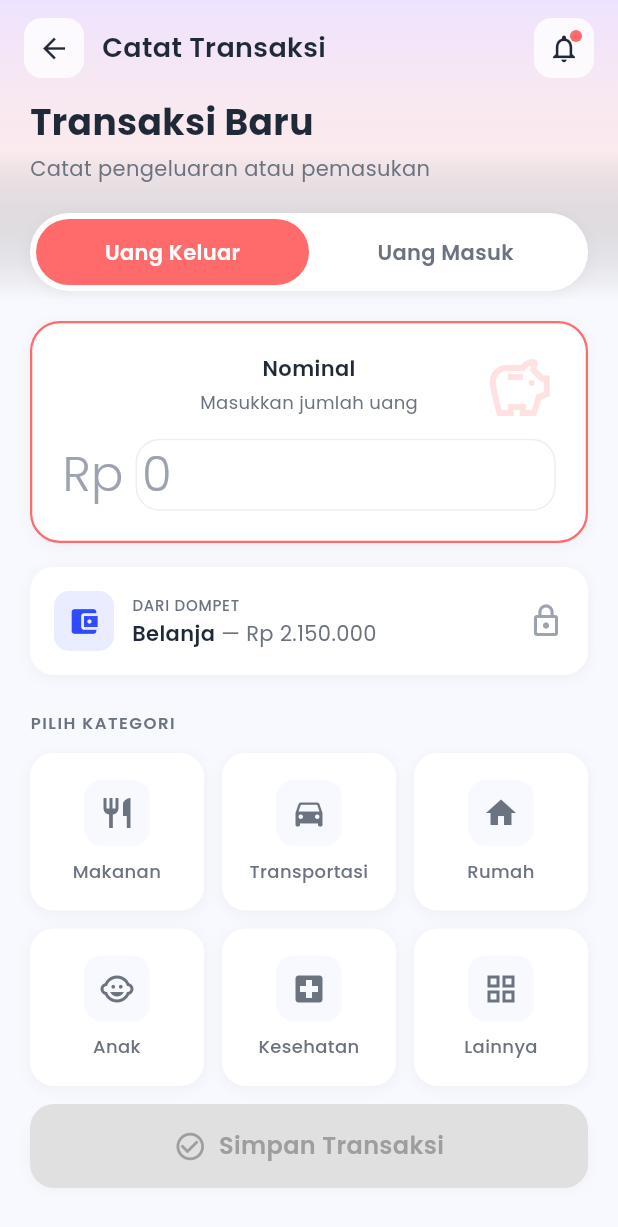
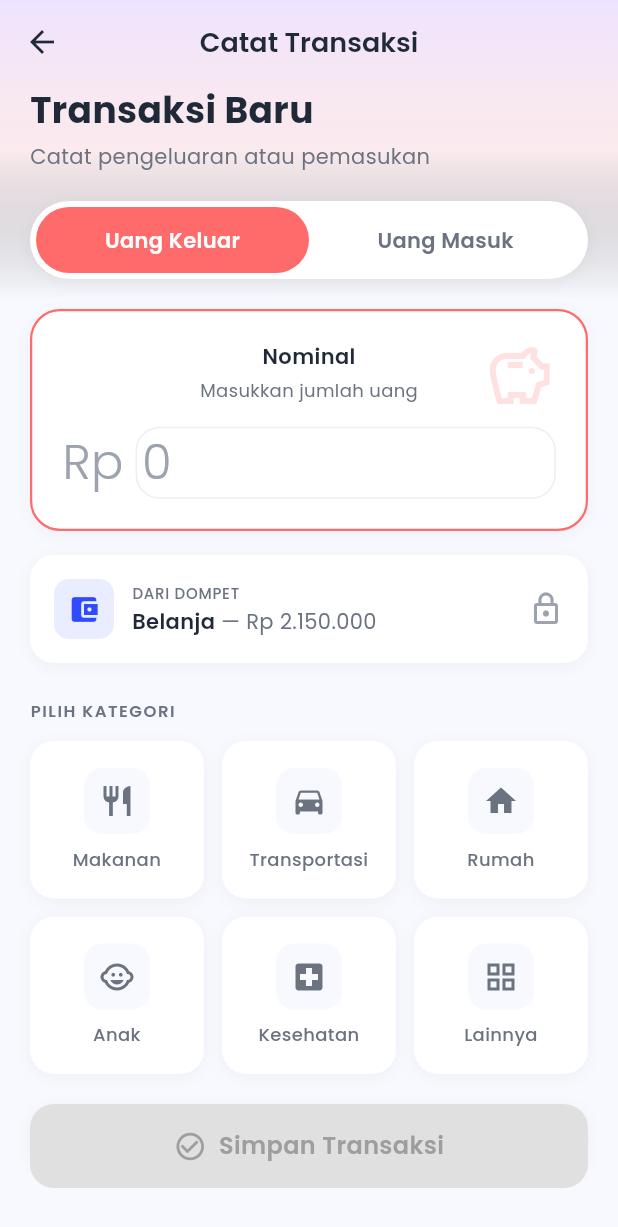
Before and after one commit to ditoow/dahuku_app, a Flutter app: the _FeatureaPageContent screen opened directly, on a phone screen of 412 x 824 dp. Shown: the top 1227 px of the screen. Run offline on Flutter 3.47's test engine with Material 3 defaults, Android fonts, the phone set to English and light mode, and no system bars; our stand-ins replace connectivity_plus, equatable, flutter_bloc, get_it, google_fonts, supabase_flutter; accounts and stored records are empty.

Commit message:
fix: appbar transaction

```diff
--- a/lib/features/dashboard/presentation/components/dashboard_header.dart
+++ b/lib/features/dashboard/presentation/components/dashboard_header.dart
@@ -98,21 +98,7 @@ class DashboardHeader extends StatelessWidget {
               ),
 
               // Notification bell
-              Container(
-                width: 40,
-                height: 40,
-                decoration: BoxDecoration(
-                  color: Colors.white,
-                  shape: BoxShape.circle,
-                  boxShadow: [
-                    BoxShadow(
-                      color: Colors.black.withAlpha(13),
-                      blurRadius: 8,
-                      offset: const Offset(0, 2),
-                    ),
-                  ],
-                ),
-                child: Stack(
+              Stack(
                 children: [
                   Center(
                     child: IconButton(
@@ -121,7 +107,7 @@ class DashboardHeader extends StatelessWidget {
                       icon: Icon(
                         Icons.notifications_outlined,
                         color: Colors.grey.shade600,
-                          size: 22,
+                        size: 28,
                       ),
                     ),
                   ),
@@ -130,8 +116,8 @@ class DashboardHeader extends StatelessWidget {
                     right: 10,
                     top: 10,
                     child: Container(
-                        width: 8,
-                        height: 8,
+                      width: 12,
+                      height: 12,
                       decoration: BoxDecoration(
                         color: Colors.red.shade500,
                         shape: BoxShape.circle,
@@ -140,7 +126,6 @@ class DashboardHeader extends StatelessWidget {
                     ),
                   ),
                 ],
-                ),
               ),
             ],
           ),
--- a/lib/features/dashboard/transaction/presentation/pages/featurea_index_page.dart
+++ b/lib/features/dashboard/transaction/presentation/pages/featurea_index_page.dart
@@ -32,7 +32,9 @@ class _FeatureaPageContent extends StatelessWidget {
     return BlocConsumer<FeatureaBloc, FeatureaState>(
       listener: (context, state) {
         // Show success message when transaction is saved
-        if (state.amount == 0 && state.selectedExpenseCategory == null && state.selectedIncomeSource == null) {
+        if (state.amount == 0 &&
+            state.selectedExpenseCategory == null &&
+            state.selectedIncomeSource == null) {
           // This indicates the form was just reset after a successful save
           // We could show a success message here if needed
         }
@@ -120,7 +122,8 @@ class _FeatureaPageContent extends StatelessWidget {
                             // Category grid
                             CategoryGrid(
                               isIncome: state.isIncome,
-                              selectedExpenseCategory: state.selectedExpenseCategory,
+                              selectedExpenseCategory:
+                                  state.selectedExpenseCategory,
                               selectedIncomeSource: state.selectedIncomeSource,
                               onExpenseCategorySelected: (category) {
                                 context.read<FeatureaBloc>().add(
@@ -202,74 +205,9 @@ class _FeatureaPageContent extends StatelessWidget {
   }
 
   Widget _buildAppBar(BuildContext context) {
-    return Container(
-      padding: const EdgeInsets.symmetric(horizontal: 16, vertical: 12),
-      child: Row(
-        children: [
-          // Back button
-          GestureDetector(
-            onTap: () => Navigator.pop(context),
-            child: Container(
-              width: 40,
-              height: 40,
-              decoration: BoxDecoration(
-                color: Colors.white.withOpacity(0.8),
-                borderRadius: BorderRadius.circular(12),
-              ),
-              child: const Icon(
-                Icons.arrow_back,
-                color: AppColors.textMain,
-                size: 22,
-              ),
-            ),
-          ),
-          const SizedBox(width: 12),
-
-          // Title
-          const Expanded(
-            child: Text(
-              'Catat Transaksi',
-              style: TextStyle(
-                fontSize: 18,
-                fontWeight: FontWeight.w600,
-                color: AppColors.textMain,
-              ),
-            ),
-          ),
-
-          // Notification icon
-          Container(
-            width: 40,
-            height: 40,
-            decoration: BoxDecoration(
-              color: Colors.white.withOpacity(0.8),
-              borderRadius: BorderRadius.circular(12),
-            ),
-            child: Stack(
-              alignment: Alignment.center,
-              children: [
-                const Icon(
-                  Icons.notifications_outlined,
-                  color: AppColors.textMain,
-                  size: 22,
-                ),
-                Positioned(
-                  top: 8,
-                  right: 8,
-                  child: Container(
-                    width: 8,
-                    height: 8,
-                    decoration: const BoxDecoration(
-                      color: Color(0xFFFF6B6B),
-                      shape: BoxShape.circle,
-                    ),
-                  ),
-                ),
-              ],
-            ),
-          ),
-        ],
-      ),
+    return AppBar(
+      title: const Text('Catat Transaksi'),
+      leading: Icon(Icons.arrow_back),
     );
   }
 }
```
Lines whose indentation alone changed are shown as unchanged.
